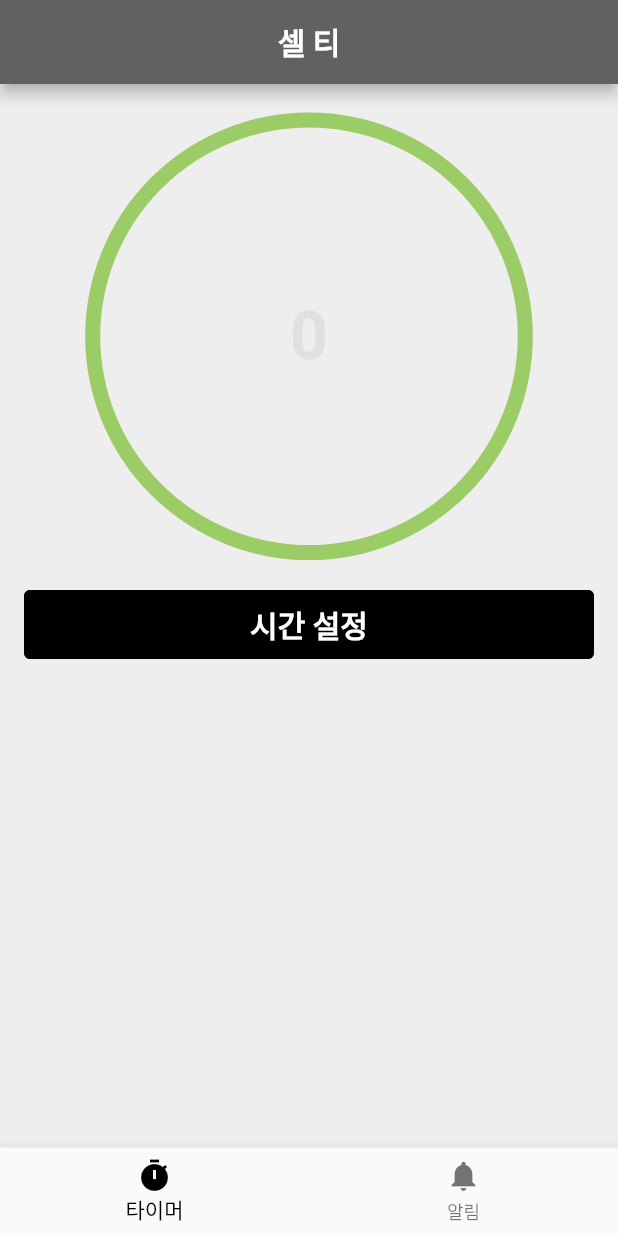
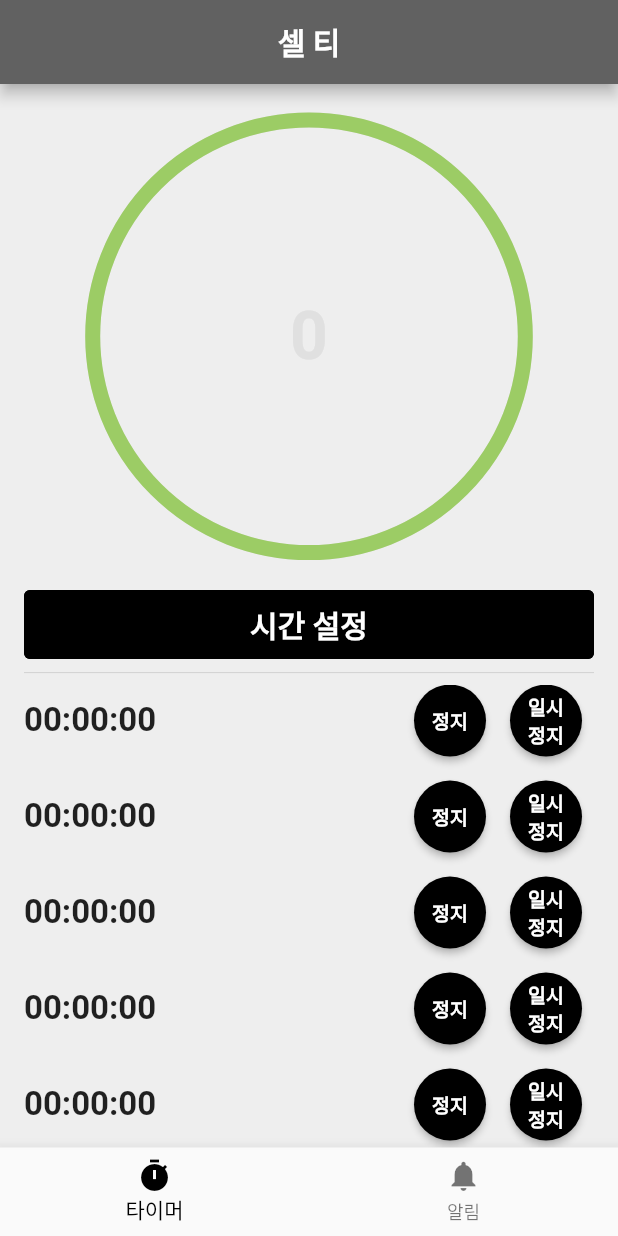
Before and after one commit to Raonshi/self_noti, a Flutter app: the screen it shows after launch, on a phone screen of 412 x 824 dp. Run offline on Flutter 3.47's test engine with Material 2 defaults, Android fonts, the light colour scheme and no system bars; drawn by our look-alikes of circular_countdown_timer; our stand-ins replace flutter_local_notifications, freezed_annotation, shared_preferences, timezone.

Commit message:
make mock ui

```diff
--- a/lib/src/notification/components/notification_dialog.dart
+++ b/lib/src/notification/components/notification_dialog.dart
@@ -73,7 +73,7 @@ class NotificationDialog extends StatelessWidget {
                 onPressed: () {
                   Navigator.of(context).pop();
                 },
-                child: Text('취소', style: buttonTextStyle.copyWith(fontSize: 16.0)),
+                child: Text('취소', style: buttonTextLargeStyle.copyWith(fontSize: 16.0)),
               ),
               ElevatedButton(
                 style: mainButtonStyleForm,
@@ -87,7 +87,7 @@ class NotificationDialog extends StatelessWidget {
                     Navigator.of(context).pop();
                   }
                 },
-                child: Text(index == null ? '생성' : '수정', style: buttonTextStyle.copyWith(fontSize: 16.0)),
+                child: Text(index == null ? '생성' : '수정', style: buttonTextLargeStyle.copyWith(fontSize: 16.0)),
               ),
             ],
             actionsAlignment: MainAxisAlignment.spaceAround,
--- a/lib/src/notification/components/notification_list.dart
+++ b/lib/src/notification/components/notification_list.dart
@@ -56,7 +56,7 @@ class NotificationListComponent extends StatelessWidget {
                     },
                   );
                 },
-                child: Text('알림 추가', style: buttonTextStyle),
+                child: Text('알림 추가', style: buttonTextLargeStyle),
               ),
             ),
           ]),
--- a/lib/src/notification/page.dart
+++ b/lib/src/notification/page.dart
@@ -63,7 +63,7 @@ class NotificationPage extends StatelessWidget {
                             },
                           );
                         },
-                        child: Text('알림 추가', style: buttonTextStyle),
+                        child: Text('알림 추가', style: buttonTextLargeStyle),
                       );
                     },
                   ),
--- a/lib/src/timer/components/timer_buttons.dart
+++ b/lib/src/timer/components/timer_buttons.dart
@@ -18,7 +18,7 @@ class TimerButtons extends StatelessWidget {
             child: ElevatedButton(
               style: mainButtonStyleForm,
               onPressed: provider.timerReset,
-              child: Text('정지', style: buttonTextStyle),
+              child: Text('정지', style: buttonTextLargeStyle),
             ),
           ),
           const SizedBox(width: 12.0),
@@ -26,7 +26,7 @@ class TimerButtons extends StatelessWidget {
             child: ElevatedButton(
               style: mainButtonStyleForm,
               onPressed: provider.timerPause,
-              child: Text('일시 정지', style: buttonTextStyle),
+              child: Text('일시 정지', style: buttonTextLargeStyle),
             ),
           ),
         ],
@@ -35,7 +35,7 @@ class TimerButtons extends StatelessWidget {
             child: ElevatedButton(
               style: mainButtonStyleForm,
               onPressed: provider.timerReset,
-              child: Text('정지', style: buttonTextStyle),
+              child: Text('정지', style: buttonTextLargeStyle),
             ),
           ),
           const SizedBox(width: 12.0),
@@ -43,7 +43,7 @@ class TimerButtons extends StatelessWidget {
             child: ElevatedButton(
               style: mainButtonStyleForm,
               onPressed: provider.timerResume,
-              child: Text('재개', style: buttonTextStyle),
+              child: Text('재개', style: buttonTextLargeStyle),
             ),
           )
         ],
@@ -60,7 +60,7 @@ class TimerButtons extends StatelessWidget {
                 );
                 provider.timerStart();
               },
-              child: Text('시간 설정', style: buttonTextStyle),
+              child: Text('시간 설정', style: buttonTextLargeStyle),
             ),
           ),
       ],
--- /dev/null
+++ b/lib/src/timer/components/timer_list_item.dart
@@ -0,0 +1,38 @@
+import 'package:flutter/material.dart';
+import 'package:self_noti/style/styles.dart';
+
+class TimerListItem extends StatelessWidget {
+  const TimerListItem({Key? key, this.onTap}) : super(key: key);
+
+  final VoidCallback? onTap;
+
+  @override
+  Widget build(BuildContext context) {
+    return Row(
+      crossAxisAlignment: CrossAxisAlignment.center,
+      children: [
+        Text('00:00:00', style: titleMediumStyle),
+        const Spacer(),
+        ElevatedButton(
+          style: ElevatedButton.styleFrom(
+            shape: const CircleBorder(),
+            fixedSize: const Size(48, 48),
+          ),
+          onPressed: () {},
+          child: Text(
+            '정지',
+            style: buttonTextSmallStyle,
+          ),
+        ),
+        ElevatedButton(
+          style: ElevatedButton.styleFrom(
+            shape: const CircleBorder(),
+            fixedSize: const Size(48, 48),
+          ),
+          onPressed: () {},
+          child: Text('일시\n정지', style: buttonTextSmallStyle),
+        ),
+      ],
+    );
+  }
+}
--- a/lib/src/timer/page.dart
+++ b/lib/src/timer/page.dart
@@ -2,6 +2,7 @@ import 'package:flutter/material.dart';
 import 'package:provider/provider.dart';
 import 'package:self_noti/src/timer/components/timer_buttons.dart';
 import 'package:self_noti/src/timer/components/timer_clock.dart';
+import 'package:self_noti/src/timer/components/timer_list_item.dart';
 import 'package:self_noti/src/timer/provider/timer_provider.dart';
 
 class TimerPage extends StatelessWidget {
@@ -13,26 +14,38 @@ class TimerPage extends StatelessWidget {
       providers: [
         ChangeNotifierProvider(create: (context) => TimerProvider()),
       ],
+      child: Padding(
+        padding: const EdgeInsets.symmetric(horizontal: 16.0),
         child: Column(
           children: [
             Padding(
-            padding: const EdgeInsets.symmetric(vertical: 24.0, horizontal: 16.0),
+              padding: const EdgeInsets.symmetric(vertical: 24.0),
               child: Consumer<TimerProvider>(
                 builder: (BuildContext context, TimerProvider provider, Widget? child) {
                   return TimerClock(provider: provider);
                 },
               ),
             ),
-          Padding(
-            padding: const EdgeInsets.symmetric(horizontal: 16.0),
-            child: Consumer<TimerProvider>(
+            Consumer<TimerProvider>(
               builder: (BuildContext context, TimerProvider provider, Widget? child) {
                 return TimerButtons(provider: provider);
+              },
+            ),
+            Divider(),
+            Expanded(
+              child: ListView.separated(
+                itemCount: 30,
+                itemBuilder: (BuildContext context, int index) {
+                  return TimerListItem();
+                },
+                separatorBuilder: (context, index) {
+                  return const SizedBox(height: 16.0);
                 },
               ),
             ),
           ],
         ),
+      ),
     );
   }
 }
--- a/lib/style/styles.dart
+++ b/lib/style/styles.dart
@@ -10,8 +10,20 @@ ButtonStyle get mainButtonStyleForm => ElevatedButton.styleFrom(
       backgroundColor: Colors.black,
     );
 
-TextStyle get buttonTextStyle => const TextStyle(
+TextStyle get buttonTextLargeStyle => const TextStyle(
       fontSize: 20.0,
+      fontWeight: FontWeight.w600,
+      color: Colors.white,
+    );
+
+TextStyle get buttonTextMediumStyle => const TextStyle(
+      fontSize: 16.0,
+      fontWeight: FontWeight.w600,
+      color: Colors.white,
+    );
+
+TextStyle get buttonTextSmallStyle => const TextStyle(
+      fontSize: 13.0,
       fontWeight: FontWeight.w600,
       color: Colors.white,
     );
@@ -27,11 +39,15 @@ TextStyle get appBarTitleStyle => const TextStyle(
       fontWeight: FontWeight.w600,
     );
 
+TextStyle get titleMediumStyle => const TextStyle(
+      fontSize: 22.0,
+      fontWeight: FontWeight.w600,
+    );
+
 TextStyle get titleSmallStyle => const TextStyle(
       fontSize: 16.0,
       fontWeight: FontWeight.w600,
     );
-
 
 TextStyle get guideTextStyle => TextStyle(
       fontSize: 16.0,
```
Lines whose indentation alone changed are shown as unchanged.
